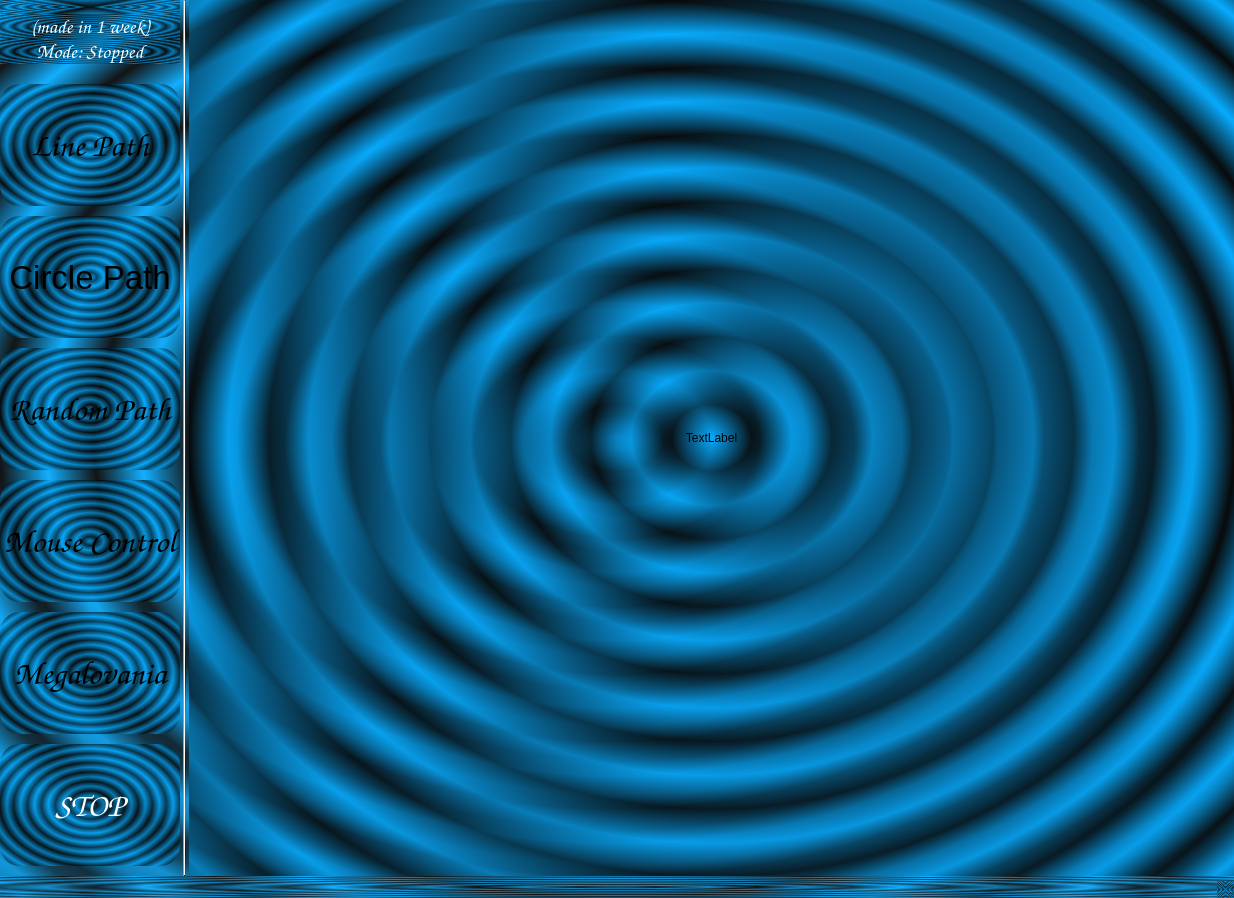
ultrasonic-homies/ultrasonic-holography, file better_gui/new_gui.ui: the form before one commit.
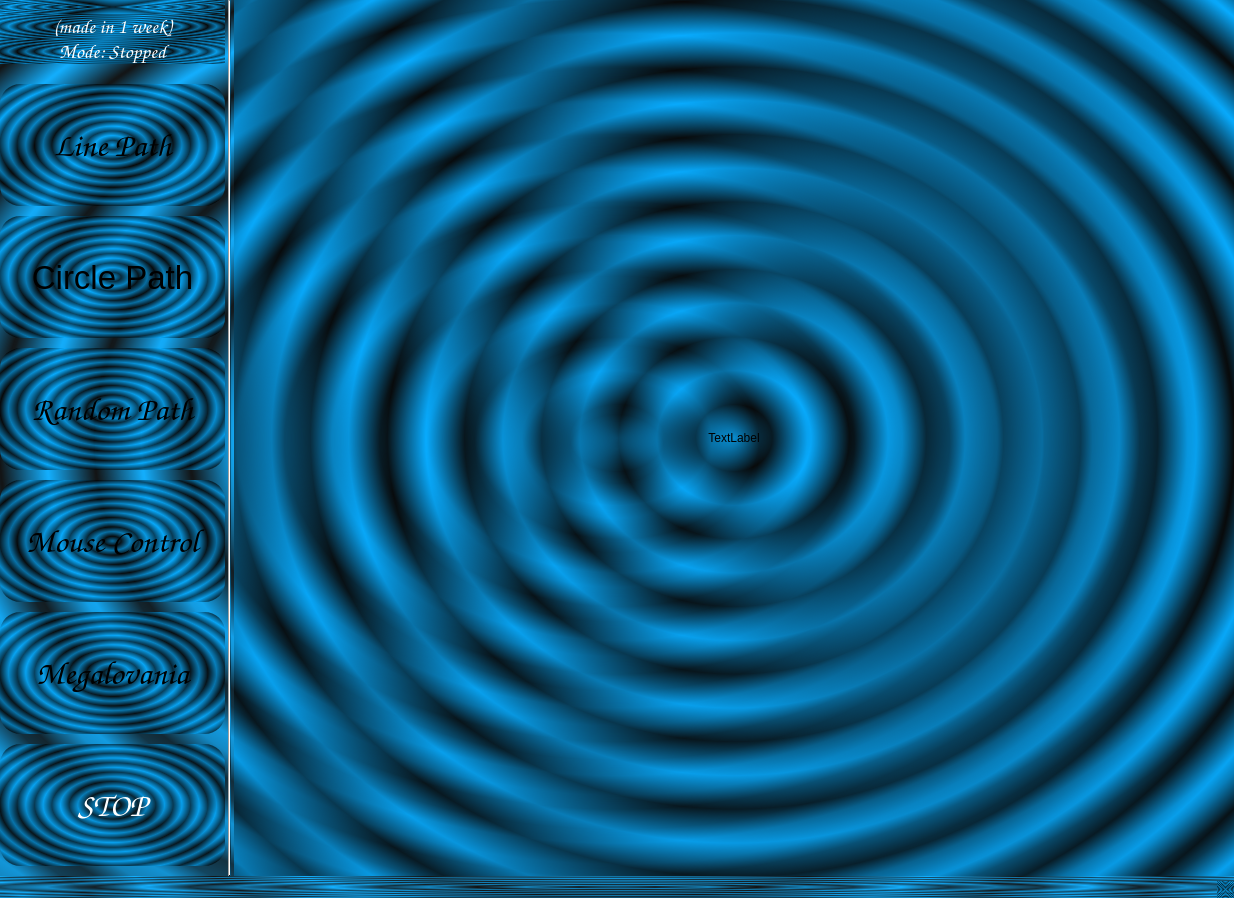
The form after the commit. Icons and pictures are not drawn.

Commit message: resize shit

What changed in the file:
```diff
--- a/better_gui/new_gui.ui
+++ b/better_gui/new_gui.ui
@@ -20,7 +20,7 @@
    <string notr="true">background-color: qradialgradient(spread:repeat, cx:0.5, cy:0.5, radius:0.077, fx:0.5, fy:0.5, stop:0 rgba(0, 169, 255, 147), stop:0.497326 rgba(0, 0, 0, 147), stop:1 rgba(0, 169, 255, 147))</string>
   </property>
   <widget class="QWidget" name="centralwidget">
-   <layout class="QHBoxLayout" name="horizontalLayout" stretch="2,1,20">
+   <layout class="QHBoxLayout" name="horizontalLayout" stretch="1,0,5">
     <property name="spacing">
      <number>3</number>
     </property>
@@ -74,6 +74,12 @@
       </item>
       <item>
        <widget class="QLabel" name="madein1week">
+        <property name="maximumSize">
+         <size>
+          <width>400</width>
+          <height>16777215</height>
+         </size>
+        </property>
         <property name="font">
          <font>
           <family>Comic Sans MS</family>
@@ -95,6 +101,12 @@
       </item>
       <item>
        <widget class="QLabel" name="mode_label">
+        <property name="maximumSize">
+         <size>
+          <width>400</width>
+          <height>16777215</height>
+         </size>
+        </property>
         <property name="font">
          <font>
           <family>Comic Sans MS</family>
@@ -140,6 +152,12 @@
           <verstretch>0</verstretch>
          </sizepolicy>
         </property>
+        <property name="maximumSize">
+         <size>
+          <width>400</width>
+          <height>16777215</height>
+         </size>
+        </property>
         <property name="font">
          <font>
           <family>Comic Sans MS</family>
@@ -189,6 +207,12 @@
           <verstretch>0</verstretch>
          </sizepolicy>
         </property>
+        <property name="maximumSize">
+         <size>
+          <width>400</width>
+          <height>16777215</height>
+         </size>
+        </property>
         <property name="font">
          <font>
           <pointsize>25</pointsize>
@@ -236,6 +260,12 @@
           <verstretch>0</verstretch>
          </sizepolicy>
         </property>
+        <property name="maximumSize">
+         <size>
+          <width>400</width>
+          <height>16777215</height>
+         </size>
+        </property>
         <property name="font">
          <font>
           <family>Comic Sans MS</family>
@@ -287,6 +317,12 @@
           <verstretch>0</verstretch>
          </sizepolicy>
         </property>
+        <property name="maximumSize">
+         <size>
+          <width>400</width>
+          <height>16777215</height>
+         </size>
+        </property>
         <property name="font">
          <font>
           <family>Comic Sans MS</family>
@@ -335,6 +371,12 @@
           <verstretch>0</verstretch>
          </sizepolicy>
         </property>
+        <property name="maximumSize">
+         <size>
+          <width>400</width>
+          <height>16777215</height>
+         </size>
+        </property>
         <property name="font">
          <font>
           <family>Comic Sans MS</family>
@@ -383,6 +425,12 @@
           <verstretch>0</verstretch>
          </sizepolicy>
         </property>
+        <property name="maximumSize">
+         <size>
+          <width>400</width>
+          <height>16777215</height>
+         </size>
+        </property>
         <property name="font">
          <font>
           <family>Comic Sans MS</family>
@@ -438,15 +486,15 @@
     <item>
      <widget class="QLabel" name="big_label">
       <property name="sizePolicy">
-       <sizepolicy hsizetype="Maximum" vsizetype="Maximum">
+       <sizepolicy hsizetype="MinimumExpanding" vsizetype="Maximum">
         <horstretch>0</horstretch>
         <verstretch>0</verstretch>
        </sizepolicy>
       </property>
       <property name="maximumSize">
        <size>
-        <width>1300</width>
-        <height>1300</height>
+        <width>1000</width>
+        <height>1000</height>
        </size>
       </property>
       <property name="text">
```
Left out of the diff: 3 changed lines with no effect on the pictures. The commit also changes 1 other file.
